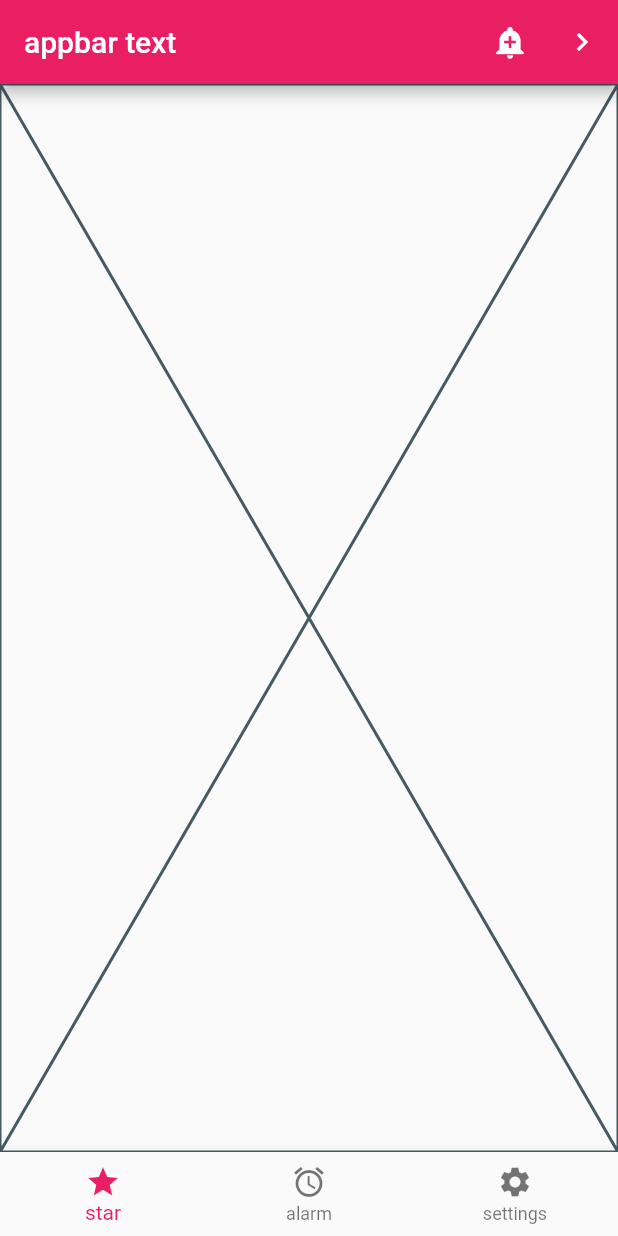
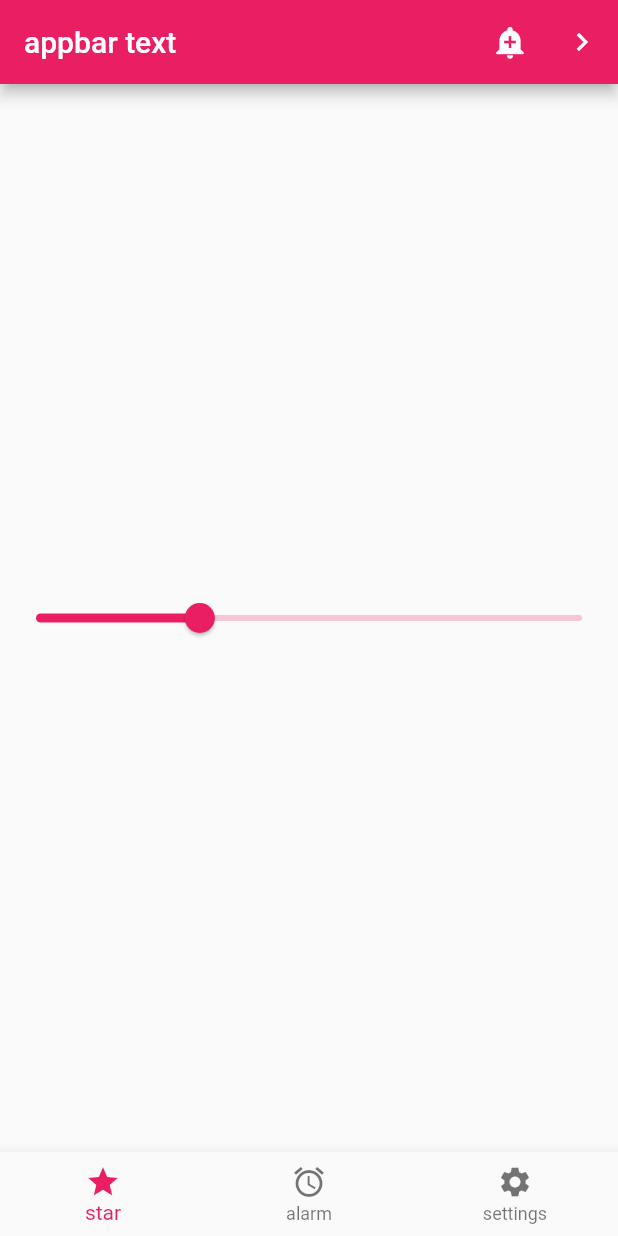
Before and after one commit to RektPunk/letsflutter, a Flutter app: the screen it shows after launch, on a phone screen of 412 x 824 dp. Run offline on Flutter 3.47's test engine with Material 2 defaults, Android fonts, the phone set to English and light mode, and no system bars.

```diff
--- a/lib/pages/homepage.dart
+++ b/lib/pages/homepage.dart
@@ -357,6 +357,7 @@ class BasicWidget extends StatefulWidget {
 
 class _BasicWidgetState extends State<BasicWidget> {
   int _index = 0;
+  double _slider = 0.3;
   @override
   Widget build(BuildContext context) {
     return Scaffold(
@@ -373,9 +374,14 @@ class _BasicWidgetState extends State<BasicWidget> {
           ),
         ]
       ),
-      body: const Center(
+      body: Center(
         // child: Icon(Icons.star),
-        child: Placeholder(),
+        child: Slider(
+          value: _slider,
+          onChanged: (value) => setState(() {
+            _slider = value;
+          }),
+        ),
       ),
       bottomNavigationBar: BottomNavigationBar(
         currentIndex: _index,
```
